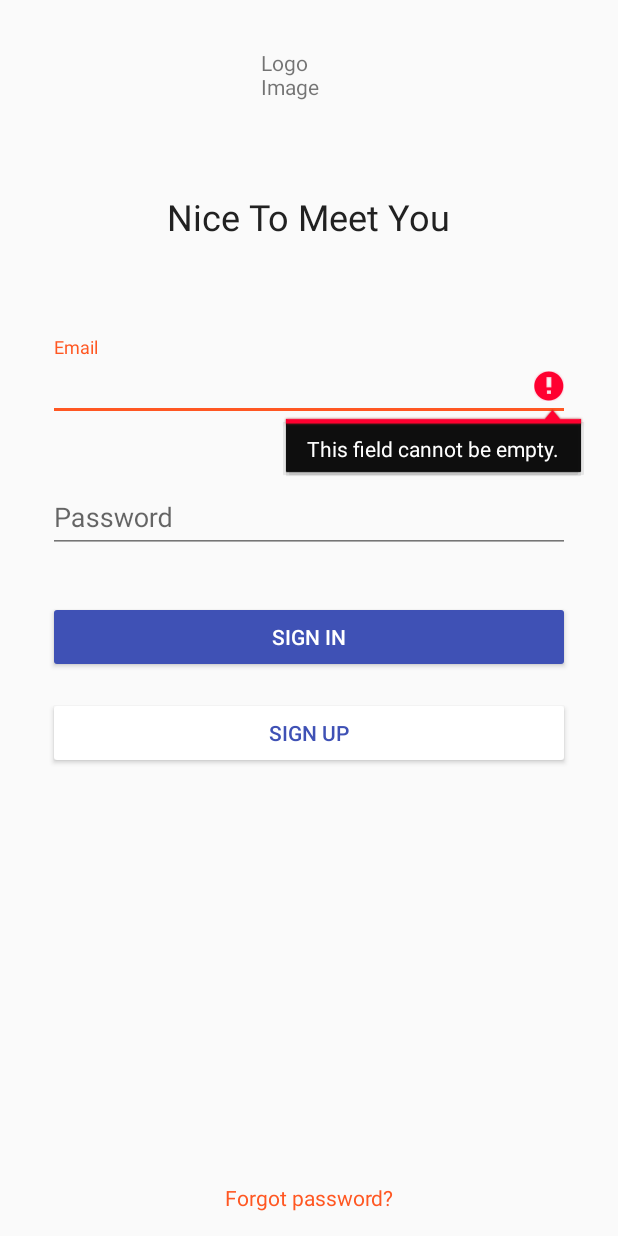
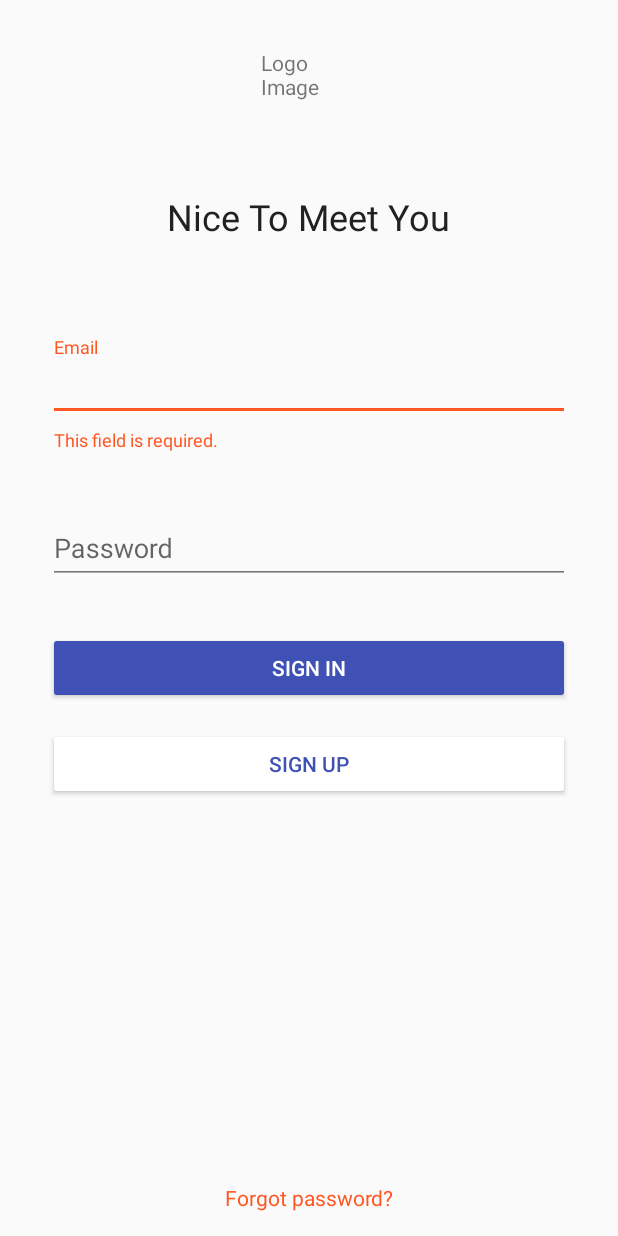
Before and after one commit to AmI-2018/NTMY-code, an Android app: the screen it shows after launch (LoginActivity), after a tap on "SIGN IN", on a phone screen of 412 x 824 dp. Run offline under Robolectric (Android 15) with nearby library versions, the phone set to English and light mode, and no system bars; our stand-ins replace Volley; 1 statement that could not run was skipped.

Commit message:
Added progress layout to login activity and managed login fields errors

```diff
--- a/app/mobile/src/main/java/io/ami2018/ntmy/LoginActivity.java
+++ b/app/mobile/src/main/java/io/ami2018/ntmy/LoginActivity.java
@@ -1,13 +1,18 @@
 package io.ami2018.ntmy;
 
+import android.app.Activity;
 import android.os.Bundle;
+import android.support.design.widget.Snackbar;
 import android.support.design.widget.TextInputEditText;
+import android.support.design.widget.TextInputLayout;
 import android.support.v7.app.AppCompatActivity;
+import android.text.TextUtils;
+import android.util.Patterns;
 import android.view.View;
+import android.view.inputmethod.InputMethodManager;
 import android.widget.Button;
 import android.widget.Toast;
 
-import com.android.volley.AuthFailureError;
 import com.android.volley.Request;
 import com.android.volley.RequestQueue;
 import com.android.volley.Response;
@@ -19,45 +24,83 @@ import org.json.JSONException;
 import org.json.JSONObject;
 
 import java.io.UnsupportedEncodingException;
-import java.util.HashMap;
-import java.util.Map;
 
-public class LoginActivity extends AppCompatActivity {
+public class LoginActivity extends AppCompatActivity implements View.OnClickListener {
 
     //WARNING Make sure to use the exact url of the api location
     private static final String url = "http://192.168.1.110:5000/";
+    public static final String TAG = "LoginActivityTAG";
 
+    private static final boolean DEBUG = true;
+
+    private TextInputLayout mEmailLayout;
+    private TextInputLayout mPasswordLayout;
     private TextInputEditText mEmail;
     private TextInputEditText mPassword;
     private Button mSignIn;
     private Button mSignUp;
+    private View mProgress;
+
     private RequestQueue mQueue;
-
 
     @Override
     protected void onCreate(Bundle savedInstanceState) {
         super.onCreate(savedInstanceState);
         setContentView(R.layout.activity_login);
 
-        mEmail = (TextInputEditText) findViewById(R.id.login_tiet_email);
-        mPassword = (TextInputEditText) findViewById(R.id.login_tiet_password);
-        mSignIn = (Button) findViewById(R.id.login_btn_sign_in);
-        mSignUp = (Button) findViewById(R.id.login_btn_sign_up);
+        initViews();
+        initObjects();
+        initListeners();
+    }
 
-        mQueue = Volley.newRequestQueue(this);
+    @Override
+    protected void onStop() {
+        super.onStop();
+        if (mQueue != null) {
+            mQueue.cancelAll(TAG);
+        }
+    }
 
-        mSignIn.setOnClickListener(new View.OnClickListener() {
     @Override
     public void onClick(View view) {
+        switch (view.getId()) {
+            case R.id.login_btn_sign_in:
+                signIn();
+                break;
+            case R.id.login_btn_sign_up:
+                signUp();
+                break;
+        }
+    }
+
+    private void initViews() {
+        mEmailLayout = findViewById(R.id.login_til_email);
+        mPasswordLayout = findViewById(R.id.login_til_password);
+        mEmail = findViewById(R.id.login_tiet_email);
+        mPassword = findViewById(R.id.login_tiet_password);
+        mSignIn = findViewById(R.id.login_btn_sign_in);
+        mSignUp = findViewById(R.id.login_btn_sign_up);
+        mProgress = findViewById(R.id.progress_overlay);
+    }
+
+    private void initObjects() {
+        mQueue = Volley.newRequestQueue(this);
+    }
+
+    private void initListeners() {
+        mSignUp.setOnClickListener(this);
+        mSignIn.setOnClickListener(this);
+    }
+
+    private void signIn() {
         final String email, password;
-                email = mEmail.getText().toString();
-                password = mPassword.getText().toString();
-                if(email.matches("")) {
-                    mEmail.setError("This field cannot be empty.");
-                } else {
-                    if(password.matches("")) {
-                        mPassword.setError("This field cannot be empty.");
-                    } else {
+        email = mEmail.getText().toString().trim();
+        password = mPassword.getText().toString().trim();
+        if (validateEmail(email) && validatePassword(password)) {
+            showProgress();
+            hideKeyboard();
+
+            // Creation of the JSON Object that we want to POST to the API
             JSONObject jsonBody = new JSONObject();
             try {
                 jsonBody.put("userID", email);
@@ -67,19 +110,23 @@ public class LoginActivity extends AppCompatActivity {
             }
             final String requestBody = jsonBody.toString();
 
+            // Creation of the request
             StringRequest request = new StringRequest(Request.Method.POST, url + "login", new Response.Listener<String>() {
                 @Override
                 public void onResponse(String response) {
+                    hideProgress();
                     Toast.makeText(LoginActivity.this, "Good credentials!", Toast.LENGTH_SHORT).show();
+                    // TODO Launch MainActivity
                 }
             }, new Response.ErrorListener() {
                 @Override
                 public void onErrorResponse(VolleyError error) {
-                                Toast.makeText(LoginActivity.this, error.toString(), Toast.LENGTH_SHORT).show();
+                    hideProgress();
+                    Snackbar.make(mEmail, "Wrong Email or Password", Snackbar.LENGTH_LONG).show();
                 }
-                        }){
+            }) {
                 @Override
-                            public byte[] getBody() throws AuthFailureError {
+                public byte[] getBody() {
                     try {
                         return requestBody.getBytes("utf-8");
                     } catch (UnsupportedEncodingException e) {
@@ -97,9 +144,49 @@ public class LoginActivity extends AppCompatActivity {
             mQueue.add(request);
         }
     }
-            }
-        });
+
+    private void signUp() {
+        // TODO Launch SignUpActivity
     }
 
+    private boolean validateEmail(String email) {
+        if (TextUtils.isEmpty(email)) {
+            mEmailLayout.setError("This field is required.");
+            hideKeyboard();
+            return false;
+        } else {
+            if (!DEBUG && !Patterns.EMAIL_ADDRESS.matcher(email).matches()) {
+                mEmailLayout.setError("The string you entered is not an email.");
+                hideKeyboard();
+                return false;
+            } else {
+                mEmailLayout.setErrorEnabled(false);
+                return true;
+            }
+        }
+    }
 
+    private boolean validatePassword(String password) {
+        if (TextUtils.isEmpty(password)) {
+            mPasswordLayout.setError("This field is required.");
+            hideKeyboard();
+            return false;
+        } else {
+            mPasswordLayout.setErrorEnabled(false);
+            return true;
         }
+    }
+
+    private void hideKeyboard() {
+        InputMethodManager imm = (InputMethodManager) getSystemService(Activity.INPUT_METHOD_SERVICE);
+        imm.hideSoftInputFromWindow(getCurrentFocus().getWindowToken(), 0);
+    }
+
+    private void showProgress() {
+        mProgress.setVisibility(View.VISIBLE);
+    }
+
+    private void hideProgress() {
+        mProgress.setVisibility(View.GONE);
+    }
+}
--- a/app/mobile/src/main/res/layout/activity_login.xml
+++ b/app/mobile/src/main/res/layout/activity_login.xml
@@ -5,6 +5,8 @@
     android:layout_width="match_parent"
     android:layout_height="match_parent"
     tools:context=".LoginActivity">
+
+    <include layout="@layout/progress_overlay" />
 
     <TextView
         android:id="@+id/login_iv_logo"
--- a/app/mobile/src/main/res/values/colors.xml
+++ b/app/mobile/src/main/res/values/colors.xml
@@ -9,4 +9,5 @@
     <color name="textColorSecondary">#757575</color>
     <color name="dividerColor">#BDBDBD</color>
     <color name="white">#FFFFFF</color>
+    <color name="black">#000000</color>
 </resources>
```
Also changed, not shown: app/mobile/src/main/res/layout/progress_overlay.xml (added, +24 -0 lines). Lines whose indentation alone changed are shown as unchanged.
